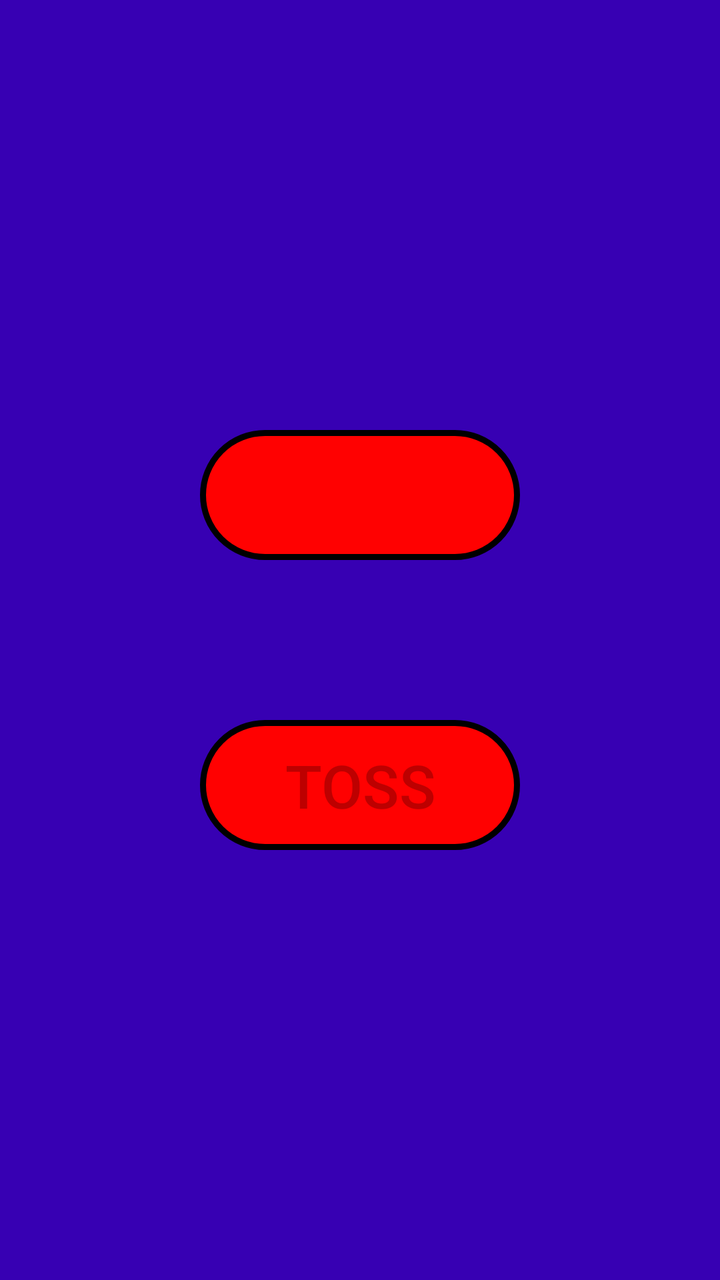
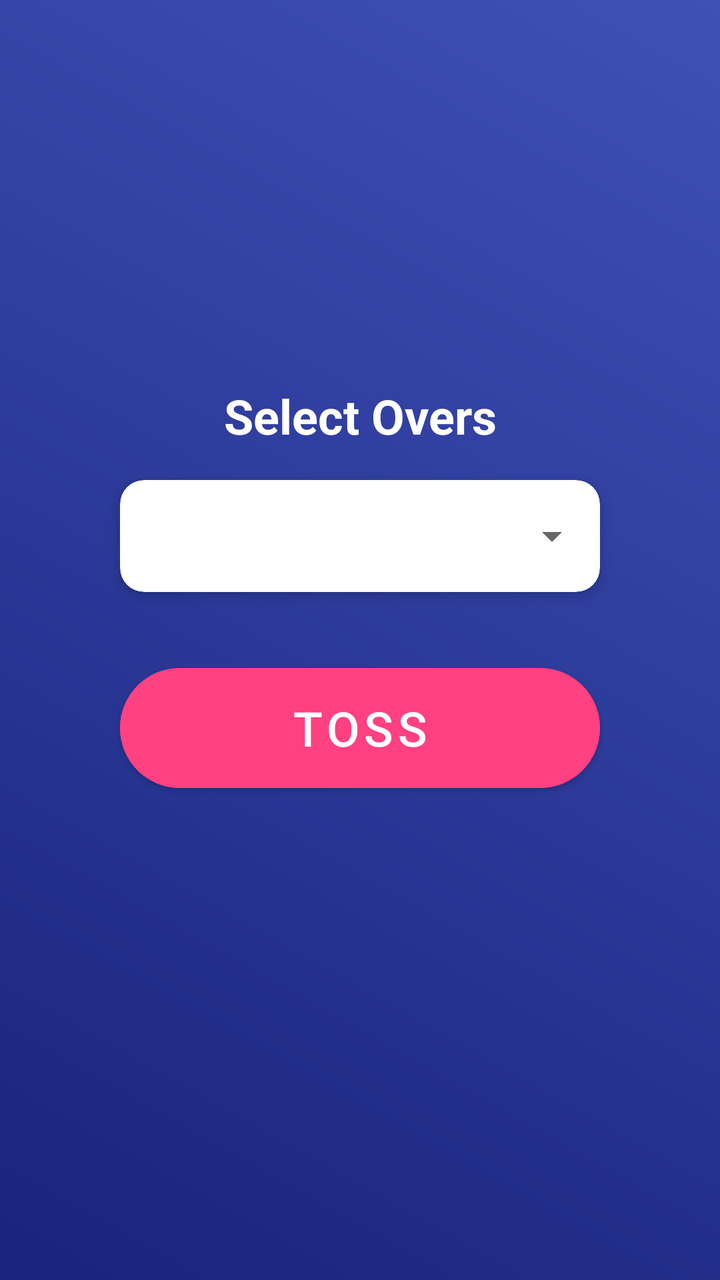

Compare the two renders of this Android layout. The source of the first and the diff that turns it into the second are given below.
<!-- AndroidManifest.xml: application theme AppTheme -->
<!-- res/layout/play.xml -->
<?xml version="1.0" encoding="utf-8"?>
<androidx.constraintlayout.widget.ConstraintLayout xmlns:android="http://schemas.android.com/apk/res/android"
    xmlns:app="http://schemas.android.com/apk/res-auto"
    xmlns:tools="http://schemas.android.com/tools"
    android:layout_width="match_parent"
    android:layout_height="match_parent"
    android:background="@color/colorPrimaryDark"
    tools:context=".Play">

    <LinearLayout
        android:id="@+id/linearLayout2"
        android:layout_width="wrap_content"
        android:layout_height="wrap_content"
        android:orientation="vertical"
        app:layout_constraintBottom_toBottomOf="parent"
        app:layout_constraintEnd_toEndOf="parent"
        app:layout_constraintStart_toStartOf="parent"
        app:layout_constraintTop_toTopOf="parent">

        <Spinner
            android:id="@+id/spinner"
            android:layout_width="wrap_content"
            android:layout_height="wrap_content"
            android:layout_marginBottom="80dp"
            android:background="@drawable/button"
            android:gravity="center"
            app:layout_constraintLeft_toLeftOf="parent" />

        <Button
            android:id="@+id/toss"
            android:layout_width="wrap_content"
            android:layout_height="wrap_content"
            android:background="@drawable/button"
            android:enabled="false"
            android:onClick="onBtnClicked"
            android:paddingTop="10dp"
            android:paddingBottom="10dp"
            android:text="@string/Toss"
            android:textSize="30sp" />

    </LinearLayout>

    <Button
        android:id="@+id/toast"
        android:layout_width="0dp"
        android:layout_height="65dp"
        android:alpha="0"
        app:layout_constraintBottom_toBottomOf="@+id/linearLayout2"
        app:layout_constraintEnd_toEndOf="@+id/linearLayout2"
        app:layout_constraintStart_toStartOf="@+id/linearLayout2" />

</androidx.constraintlayout.widget.ConstraintLayout>
<!-- resources referenced by this layout -->
<resources>
  <color name="colorPrimaryDark">#3700B3</color>
  <!-- drawable button (drawable) -->
  <?xml version="1.0" encoding="utf-8"?>
  <shape xmlns:android="http://schemas.android.com/apk/res/android"
      android:shape="rectangle">
      <corners
          android:radius="100dp"
          />
      <solid
          android:color="@color/colorPrimary"
          />
      <padding
          android:left="0dp"
          android:top="0dp"
          android:right="0dp"
          android:bottom="0dp"
          />
      <size
          android:width="160dp"
          android:height="65dp"
          />
      <stroke
          android:width="3dp"
          android:color="#000000"
          />
  </shape>
  <string name="Toss">TOSS</string>
  <style name="AppTheme" parent="Theme.AppCompat.Light.NoActionBar">
          
          <item name="colorPrimary">@color/colorPrimary</item>
          <item name="colorPrimaryDark">@color/colorPrimaryDark</item>
          <item name="colorAccent">@color/colorAccent</item>
  
      </style>
  <color name="colorPrimary">#FF0101</color>
  <color name="colorAccent">#03DAC5</color>
</resources>

<!-- the commit's change to res/layout/play.xml (unified diff, before → after) -->
@@ -4,49 +4,64 @@
     xmlns:tools="http://schemas.android.com/tools"
     android:layout_width="match_parent"
     android:layout_height="match_parent"
-    android:background="@color/colorPrimaryDark"
+    android:background="@drawable/main_gradient_bg"
     tools:context=".Play">
 
-    <LinearLayout
-        android:id="@+id/linearLayout2"
+    <TextView
+        android:id="@+id/select_overs_label"
         android:layout_width="wrap_content"
         android:layout_height="wrap_content"
-        android:orientation="vertical"
+        android:text="@string/select_overs"
+        android:textColor="@color/white"
+        android:textSize="24sp"
+        android:textStyle="bold"
+        android:layout_marginBottom="16dp"
+        app:layout_constraintBottom_toTopOf="@+id/spinner_container"
+        app:layout_constraintEnd_toEndOf="parent"
+        app:layout_constraintStart_toStartOf="parent" />
+
+    <com.google.android.material.card.MaterialCardView
+        android:id="@+id/spinner_container"
+        android:layout_width="240dp"
+        android:layout_height="wrap_content"
+        app:cardCornerRadius="12dp"
+        app:cardElevation="4dp"
+        app:layout_constraintBottom_toTopOf="@+id/toss"
+        app:layout_constraintEnd_toEndOf="parent"
+        app:layout_constraintStart_toStartOf="parent"
+        app:layout_constraintTop_toTopOf="parent"
+        app:layout_constraintVertical_chainStyle="packed">
+
+        <Spinner
+            android:id="@+id/spinner"
+            android:layout_width="match_parent"
+            android:layout_height="56dp"
+            android:paddingHorizontal="16dp" />
+    </com.google.android.material.card.MaterialCardView>
+
+    <com.google.android.material.button.MaterialButton
+        android:id="@+id/toss"
+        android:layout_width="240dp"
+        android:layout_height="72dp"
+        android:layout_marginTop="32dp"
+        android:onClick="onBtnClicked"
+        android:text="@string/Toss"
+        android:textSize="24sp"
+        app:cornerRadius="36dp"
+        android:backgroundTint="@color/buttonColor"
         app:layout_constraintBottom_toBottomOf="parent"
         app:layout_constraintEnd_toEndOf="parent"
         app:layout_constraintStart_toStartOf="parent"
-        app:layout_constraintTop_toTopOf="parent">
-
-        <Spinner
-            android:id="@+id/spinner"
-            android:layout_width="wrap_content"
-            android:layout_height="wrap_content"
-            android:layout_marginBottom="80dp"
-            android:background="@drawable/button"
-            android:gravity="center"
-            app:layout_constraintLeft_toLeftOf="parent" />
-
-        <Button
-            android:id="@+id/toss"
-            android:layout_width="wrap_content"
-            android:layout_height="wrap_content"
-            android:background="@drawable/button"
-            android:enabled="false"
-            android:onClick="onBtnClicked"
-            android:paddingTop="10dp"
-            android:paddingBottom="10dp"
-            android:text="@string/Toss"
-            android:textSize="30sp" />
-
-    </LinearLayout>
+        app:layout_constraintTop_toBottomOf="@+id/spinner_container" />
 
     <Button
         android:id="@+id/toast"
-        android:layout_width="0dp"
-        android:layout_height="65dp"
+        android:layout_width="240dp"
+        android:layout_height="72dp"
         android:alpha="0"
-        app:layout_constraintBottom_toBottomOf="@+id/linearLayout2"
-        app:layout_constraintEnd_toEndOf="@+id/linearLayout2"
-        app:layout_constraintStart_toStartOf="@+id/linearLayout2" />
+        app:layout_constraintTop_toTopOf="@id/toss"
+        app:layout_constraintBottom_toBottomOf="@id/toss"
+        app:layout_constraintStart_toStartOf="@id/toss"
+        app:layout_constraintEnd_toEndOf="@id/toss" />
 
 </androidx.constraintlayout.widget.ConstraintLayout>
<!-- resource entries referenced after the edit -->
@@ -1,40 +1,28 @@
 <!-- resources referenced by this layout -->
 <resources>
-  <color name="colorPrimaryDark">#3700B3</color>
-  <!-- drawable button (drawable) -->
+  <color name="buttonColor">#FF4081</color>
+  <color name="white">#FFFFFF</color>
+  <!-- drawable main_gradient_bg (drawable) -->
   <?xml version="1.0" encoding="utf-8"?>
   <shape xmlns:android="http://schemas.android.com/apk/res/android"
       android:shape="rectangle">
-      <corners
-          android:radius="100dp"
-          />
-      <solid
-          android:color="@color/colorPrimary"
-          />
-      <padding
-          android:left="0dp"
-          android:top="0dp"
-          android:right="0dp"
-          android:bottom="0dp"
-          />
-      <size
-          android:width="160dp"
-          android:height="65dp"
-          />
-      <stroke
-          android:width="3dp"
-          android:color="#000000"
-          />
+      <gradient
+          android:startColor="@color/backgroundGradientStart"
+          android:endColor="@color/backgroundGradientEnd"
+          android:angle="45"/>
   </shape>
+  <color name="colorPrimaryDark">#3700B3</color>
   <string name="Toss">TOSS</string>
-  <style name="AppTheme" parent="Theme.AppCompat.Light.NoActionBar">
+  <string name="select_overs">Select Overs</string>
+  <style name="AppTheme" parent="Theme.MaterialComponents.Light.NoActionBar">
           
           <item name="colorPrimary">@color/colorPrimary</item>
           <item name="colorPrimaryDark">@color/colorPrimaryDark</item>
           <item name="colorAccent">@color/colorAccent</item>
-  
       </style>
-  <color name="colorPrimary">#FF0101</color>
+  <color name="backgroundGradientStart">#1A237E</color>
+  <color name="backgroundGradientEnd">#3F51B5</color>
+  <color name="colorPrimary">#6200EE</color>
   <color name="colorAccent">#03DAC5</color>
 </resources>
 
